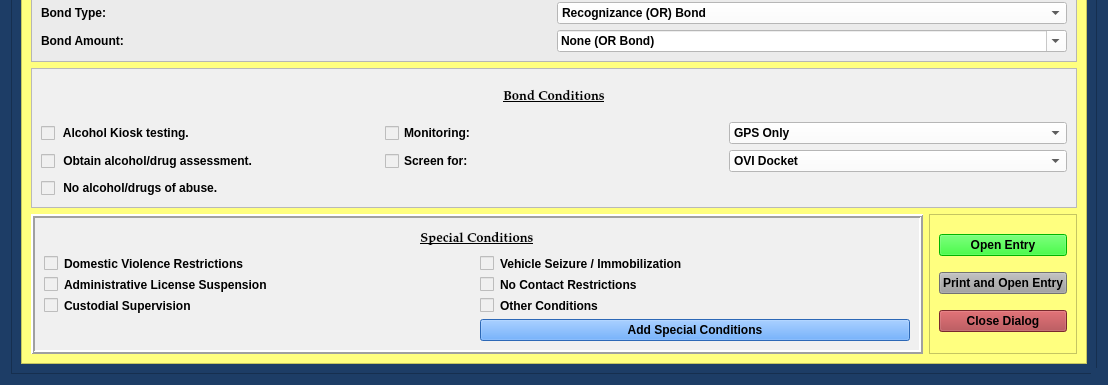
Above: package/views/ui/NotGuiltyBondDialog.ui from HunterProgram22/MuniEntry before the change; both pictures show x 0 to 1108 and y 470 to 855 of the 1108 by 855 pixel window. Below: the same form after it.
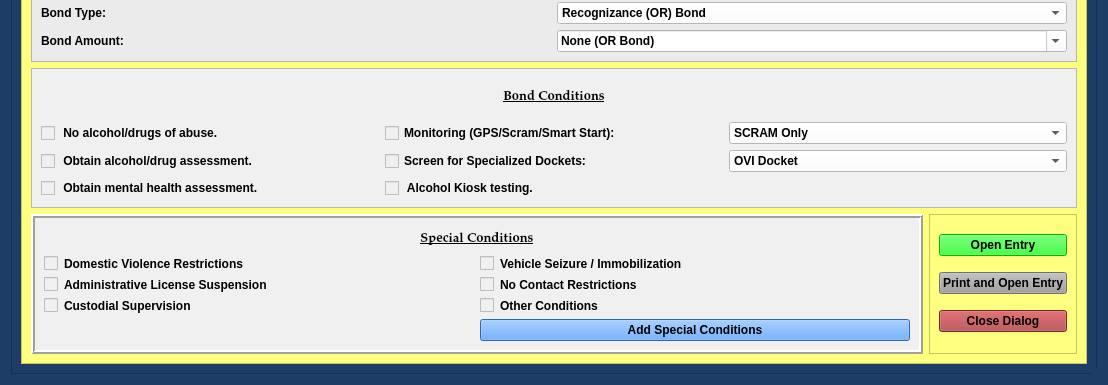
That is the form after the change.

Commit message: Updated bond conditions to hide if not checked.

The edit to the form file:
```diff
--- a/package/views/ui/NotGuiltyBondDialog.ui
+++ b/package/views/ui/NotGuiltyBondDialog.ui
@@ -811,20 +811,13 @@
              <enum>QFrame::Raised</enum>
             </property>
             <layout class="QGridLayout" name="gridLayout_6">
-             <item row="1" column="0">
-              <widget class="QCheckBox" name="alcohol_test_kiosk_checkBox">
-               <property name="text">
-                <string> Alcohol Kiosk testing.</string>
-               </property>
-              </widget>
-             </item>
              <item row="1" column="1">
               <widget class="QCheckBox" name="monitoring_checkBox">
                <property name="layoutDirection">
                 <enum>Qt::LeftToRight</enum>
                </property>
                <property name="text">
-                <string>Monitoring:</string>
+                <string>Monitoring (GPS/Scram/Smart Start):</string>
                </property>
               </widget>
              </item>
@@ -836,11 +829,6 @@
                <property name="styleSheet">
                 <string notr="true">background-color: rgb(255, 255, 255);</string>
                </property>
-               <item>
-                <property name="text">
-                 <string>GPS Only</string>
-                </property>
-               </item>
                <item>
                 <property name="text">
                  <string>SCRAM Only</string>
@@ -883,7 +871,7 @@
              <item row="2" column="1">
               <widget class="QCheckBox" name="specialized_docket_checkBox">
                <property name="text">
-                <string>Screen for:</string>
+                <string>Screen for Specialized Dockets:</string>
                </property>
               </widget>
              </item>
@@ -912,13 +900,6 @@
                </item>
               </widget>
              </item>
-             <item row="3" column="0">
-              <widget class="QCheckBox" name="no_alcohol_drugs_checkBox">
-               <property name="text">
-                <string> No alcohol/drugs of abuse.</string>
-               </property>
-              </widget>
-             </item>
              <item row="0" column="0" colspan="3">
               <widget class="QLabel" name="label_7">
                <property name="font">
@@ -939,6 +920,27 @@
                </property>
               </widget>
              </item>
+             <item row="3" column="1">
+              <widget class="QCheckBox" name="alcohol_test_kiosk_checkBox">
+               <property name="text">
+                <string> Alcohol Kiosk testing.</string>
+               </property>
+              </widget>
+             </item>
+             <item row="1" column="0">
+              <widget class="QCheckBox" name="no_alcohol_drugs_checkBox">
+               <property name="text">
+                <string> No alcohol/drugs of abuse.</string>
+               </property>
+              </widget>
+             </item>
+             <item row="3" column="0">
+              <widget class="QCheckBox" name="mental_health_assessment_checkBox">
+               <property name="text">
+                <string> Obtain mental health assessment.</string>
+               </property>
+              </widget>
+             </item>
             </layout>
            </widget>
           </item>
```
Left out of the diff: 7 changed lines with no effect on the pictures. The commit also changes 12 other files.
